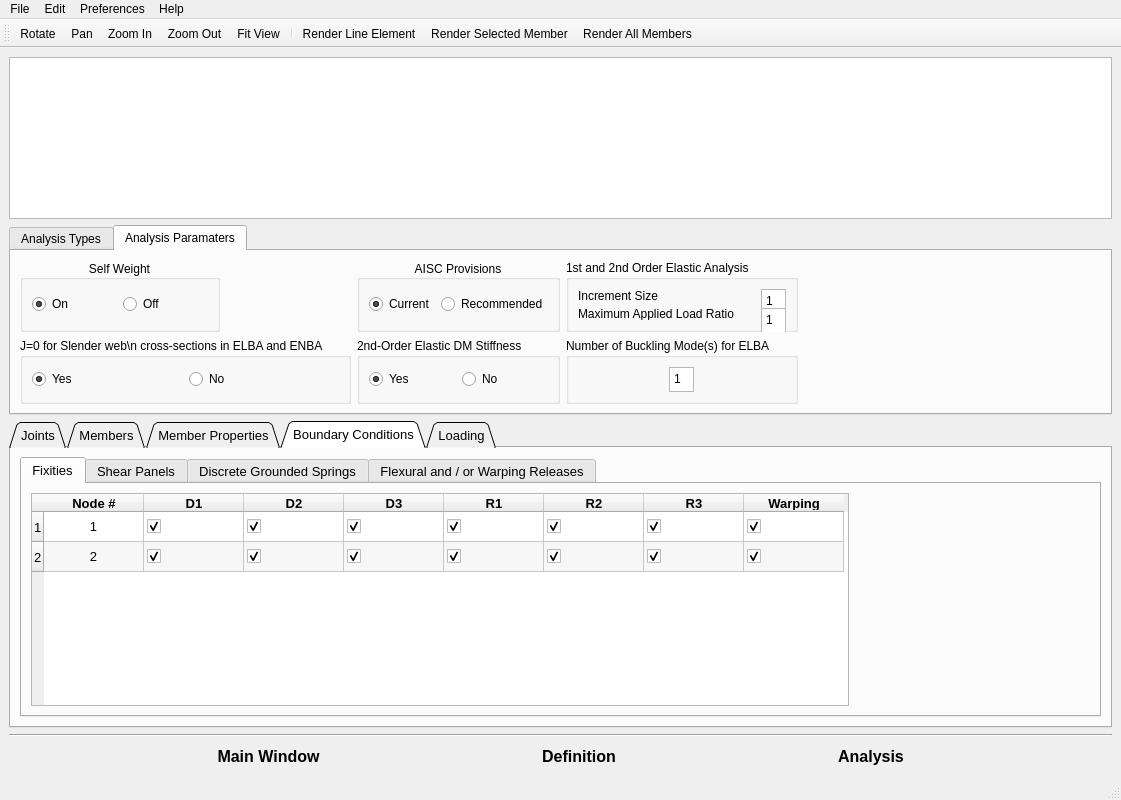
First picture: the form in GUI dev/Try1_Oguzhan/Sabre2 GUI/SABRE2-V3.ui, repository oguzhantogay/SABRE2_V2_local, before the edit.
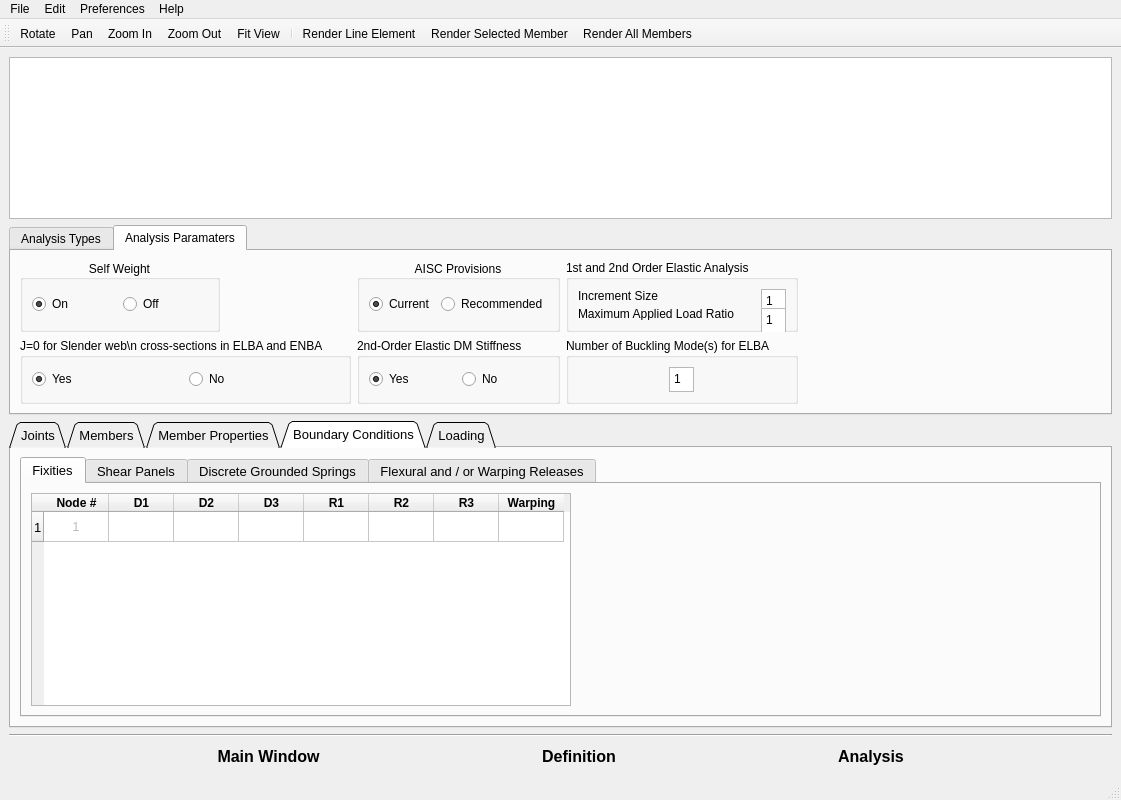
Second picture: the form after the edit. The open tabs and pages were chosen to show the change. Icons and pictures are not drawn.

Commit message: Member Properties table works, working on the Boundary conditions tabs

```diff
--- a/GUI dev/Try1_Oguzhan/Sabre2 GUI/SABRE2-V3.ui
+++ b/GUI dev/Try1_Oguzhan/Sabre2 GUI/SABRE2-V3.ui
@@ -1316,23 +1316,21 @@
              <widget class="QTableWidget" name="Fixities_table">
               <property name="minimumSize">
                <size>
-                <width>818</width>
+                <width>540</width>
                 <height>0</height>
                </size>
               </property>
-              <property name="alternatingRowColors">
-               <bool>true</bool>
+              <property name="dragDropOverwriteMode">
+               <bool>false</bool>
               </property>
+              <attribute name="horizontalHeaderDefaultSectionSize">
+               <number>65</number>
+              </attribute>
               <row>
                <property name="text">
                 <string>1</string>
                </property>
               </row>
-              <row>
-               <property name="text">
-                <string>2</string>
-               </property>
-              </row>
               <column>
                <property name="text">
                 <string>Node #</string>
@@ -1428,16 +1426,16 @@
                <property name="textAlignment">
                 <set>AlignCenter</set>
                </property>
+               <property name="flags">
+                <set>ItemIsDragEnabled|ItemIsUserCheckable</set>
+               </property>
               </item>
               <item row="0" column="1">
                <property name="text">
                 <string/>
                </property>
-               <property name="textAlignment">
-                <set>AlignCenter</set>
-               </property>
                <property name="checkState">
-                <enum>Checked</enum>
+                <enum>Unchecked</enum>
                </property>
               </item>
               <item row="0" column="2">
@@ -1445,111 +1443,32 @@
                 <string/>
                </property>
                <property name="checkState">
-                <enum>Checked</enum>
+                <enum>Unchecked</enum>
                </property>
               </item>
               <item row="0" column="3">
-               <property name="text">
-                <string/>
-               </property>
                <property name="checkState">
-                <enum>Checked</enum>
+                <enum>Unchecked</enum>
                </property>
               </item>
               <item row="0" column="4">
-               <property name="text">
-                <string/>
-               </property>
                <property name="checkState">
-                <enum>Checked</enum>
+                <enum>Unchecked</enum>
                </property>
               </item>
               <item row="0" column="5">
-               <property name="text">
-                <string/>
-               </property>
                <property name="checkState">
-                <enum>Checked</enum>
+                <enum>Unchecked</enum>
                </property>
               </item>
               <item row="0" column="6">
-               <property name="text">
-                <string/>
-               </property>
                <property name="checkState">
-                <enum>Checked</enum>
+                <enum>Unchecked</enum>
                </property>
               </item>
               <item row="0" column="7">
-               <property name="text">
-                <string/>
-               </property>
                <property name="checkState">
-                <enum>Checked</enum>
-               </property>
-              </item>
-              <item row="1" column="0">
-               <property name="text">
-                <string>2</string>
-               </property>
-               <property name="textAlignment">
-                <set>AlignCenter</set>
-               </property>
-              </item>
-              <item row="1" column="1">
-               <property name="text">
-                <string/>
-               </property>
-               <property name="checkState">
-                <enum>Checked</enum>
-               </property>
-              </item>
-              <item row="1" column="2">
-               <property name="text">
-                <string/>
-               </property>
-               <property name="checkState">
-                <enum>Checked</enum>
-               </property>
-              </item>
-              <item row="1" column="3">
-               <property name="text">
-                <string/>
-               </property>
-               <property name="checkState">
-                <enum>Checked</enum>
-               </property>
-              </item>
-              <item row="1" column="4">
-               <property name="text">
-                <string/>
-               </property>
-               <property name="checkState">
-                <enum>Checked</enum>
-               </property>
-              </item>
-              <item row="1" column="5">
-               <property name="text">
-                <string/>
-               </property>
-               <property name="checkState">
-                <enum>Checked</enum>
-               </property>
-              </item>
-              <item row="1" column="6">
-               <property name="text">
-                <string/>
-               </property>
-               <property name="checkState">
-                <enum>Checked</enum>
-               </property>
-              </item>
-              <item row="1" column="7">
-               <property name="text">
-                <string/>
-               </property>
-               <property name="checkState">
-                <enum>Checked</enum>
+                <enum>Unchecked</enum>
                </property>
               </item>
              </widget>
```
Left out of the diff: 74 changed lines with no effect on the pictures. The commit also changes 3 other files.
